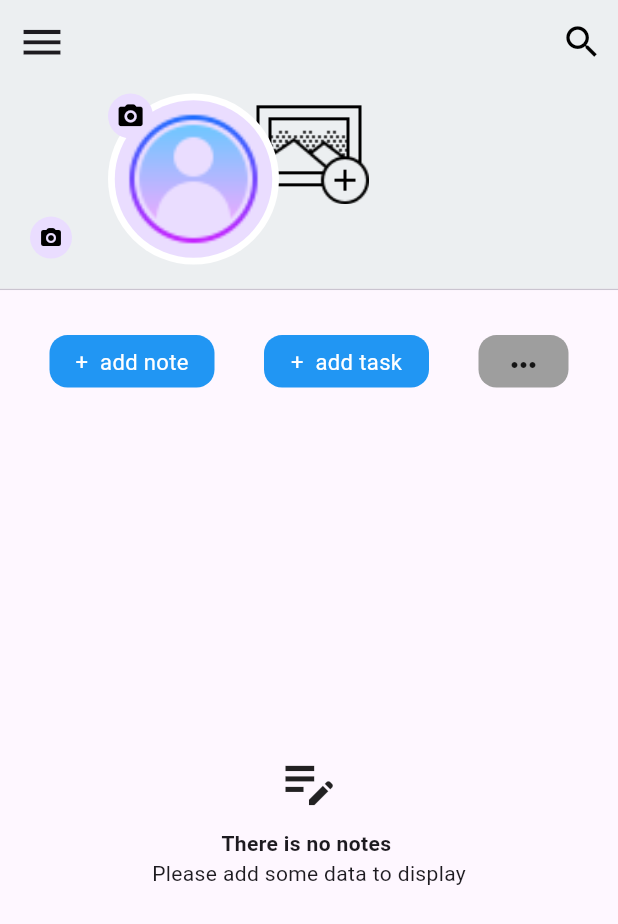
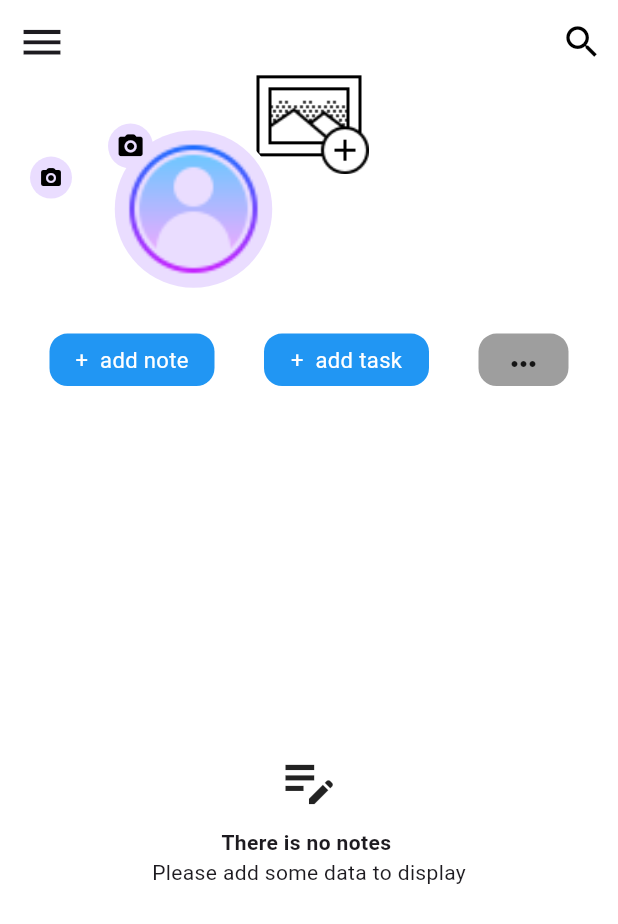
Before and after one commit to AmrMohamed97/life_binder, a Flutter app: the PersonalPageView screen opened by its route, on a phone screen of 412 x 824 dp. Shown: the top 924 px of the screen. Run offline on Flutter 3.47's test engine with Material 3 defaults, Android fonts, the phone set to English and light mode, and no system bars; our stand-ins replace awesome_dialog, cloud_firestore, firebase_auth, firebase_core, firebase_storage, flutter_bloc and 5 more; missing offline and left inert: animated_snack_bar; accounts and stored records are empty.

Commit message:
edit personal page design

```diff
--- a/lib/features/personal_page/presentation/pages/personal_page_view.dart
+++ b/lib/features/personal_page/presentation/pages/personal_page_view.dart
@@ -28,6 +28,7 @@ class _PersonalPageViewState extends State<PersonalPageView> {
           builder: (context, state) {
         var cubit = BlocProvider.of<PersonInfoCubit>(context);
         return Scaffold(
+          backgroundColor: const Color(0xffFFFFFF),
           key: scaffoldKey,
           drawer: CustomDrawer(cubit: cubit),
           resizeToAvoidBottomInset: false,
--- a/lib/features/personal_page/presentation/pages/widgets/background_app_bar_image.dart
+++ b/lib/features/personal_page/presentation/pages/widgets/background_app_bar_image.dart
@@ -15,7 +15,9 @@ class BackgroundAppBarImage extends StatelessWidget {
       child: BlocBuilder<BackgroundImageCubit, BackgroundImageState>(
         builder: (context, state) {
           var cubit = BlocProvider.of<BackgroundImageCubit>(context);
-          return GestureDetector(
+          return Padding(
+            padding: const EdgeInsetsDirectional.only(bottom: 60),
+            child: GestureDetector(
               onTap: () {
                 Navigator.push(
                     context,
@@ -51,6 +53,7 @@ class BackgroundAppBarImage extends StatelessWidget {
                       fit: BoxFit.cover,
                       width: double.infinity,
                     ),
+            ),
           );
         },
       ),
```
Also changed, not shown: lib/features/personal_page/presentation/pages/widgets/custom_personal_app_bar.dart (+6 -4 lines), lib/features/personal_page/presentation/pages/widgets/personal_page_operation_button.dart (+4 -4 lines). Lines whose indentation alone changed are shown as unchanged.
